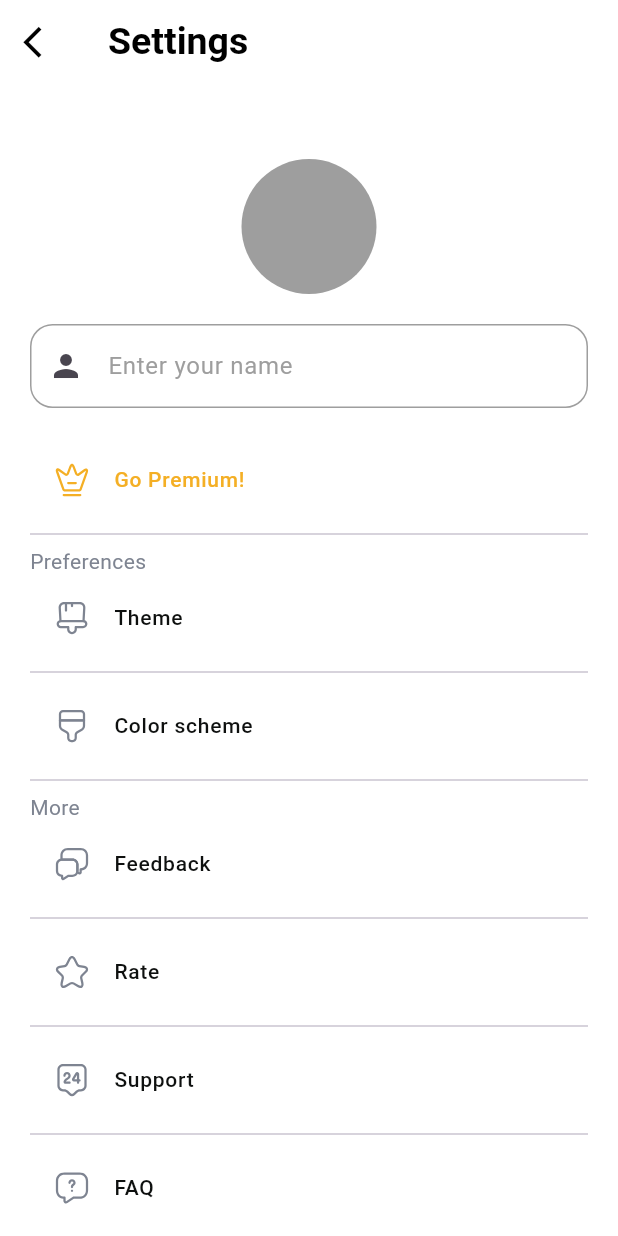
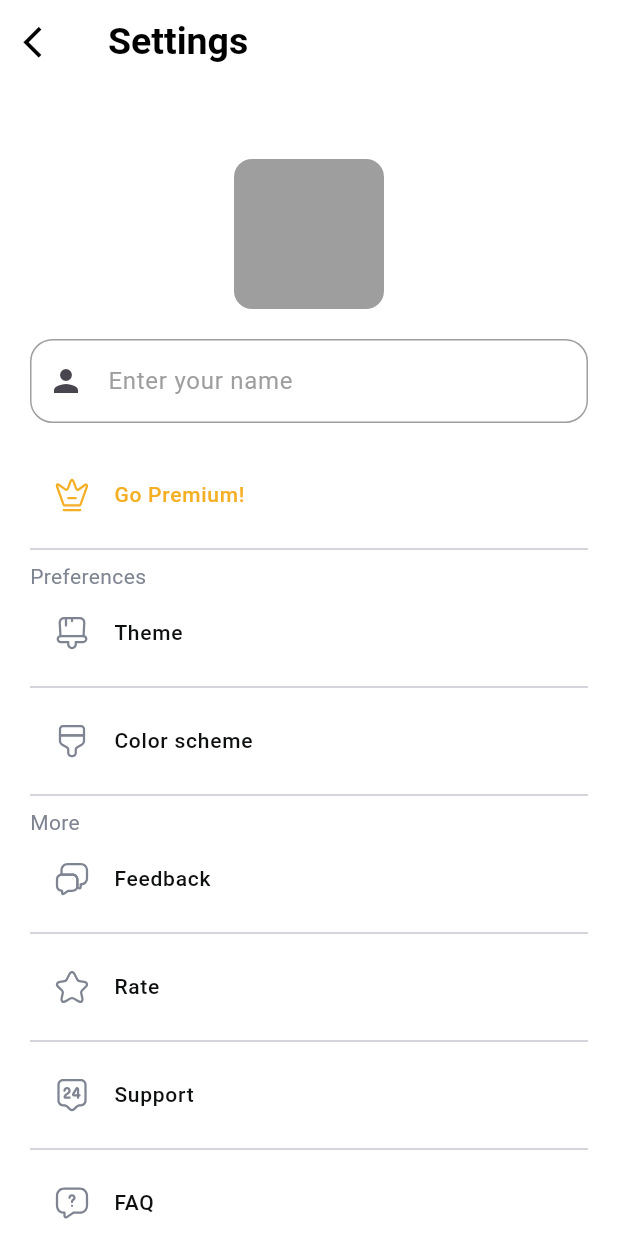
Before and after one commit to elshaarawy7/To-do-App, a Flutter app: the SettingsPage screen opened by its route, on a phone screen of 412 x 824 dp. Run offline on Flutter 3.47's test engine with Material 3 defaults, Android fonts, the phone set to English and light mode, and no system bars; our stand-ins replace date_picker_timeline, flutter_svg, gap, go_router, image_picker.

```diff
--- a/lib/features/ui/pages/app/settings_page.dart
+++ b/lib/features/ui/pages/app/settings_page.dart
@@ -1,13 +1,30 @@
+import 'dart:io';
+
 import 'package:flutter/material.dart';
 import 'package:gap/gap.dart';
 import 'package:go_router/go_router.dart';
+import 'package:image_picker/image_picker.dart';
 import 'package:todo_app/core/utils/app_router.dart';
 import 'package:todo_app/features/ui/widget/custem_text_filed.dart';
 import 'package:todo_app/features/ui/widget/setting_item.dart';
 
-class SettingsPage extends StatelessWidget {
+class SettingsPage extends StatefulWidget {
   const SettingsPage({super.key});
 
+  @override
+  State<SettingsPage> createState() => _SettingsPageState();
+}
+
+class _SettingsPageState extends State<SettingsPage> {
+
+  XFile? selectedImage ;
+  // upload image funaction
+   Future<void> updloadImage() async{
+     final PikedImage  = await ImagePicker().pickImage(source: ImageSource.gallery);
+     setState(() {
+       selectedImage = PikedImage ;
+     });
+   }
   @override
   Widget build(BuildContext context) {
     return Scaffold(
@@ -39,9 +56,22 @@ class SettingsPage extends StatelessWidget {
             SizedBox(height: 50,) ,
             Align(
               alignment: Alignment.center,
-              child: CircleAvatar(
-                backgroundColor: Colors.grey,
-                radius: 45,
+              child: GestureDetector(
+                onTap: () {
+                  setState(() {
+                    updloadImage();
+                  });
+                },
+                child: Container(
+                  height: 100 ,
+                  width: 100,
+                  decoration: BoxDecoration(
+                    color: Colors.grey ,
+                    borderRadius: BorderRadius.circular(12) ,
+                  ),
+                  child: selectedImage == null ? null
+                         : Image.file(File(selectedImage!.path)),
+                ),
               ),
             ),
             SizedBox(height: 20,) ,
--- a/pubspec.yaml
+++ b/pubspec.yaml
@@ -33,9 +33,11 @@ dependencies:
   flutter:
     sdk: flutter
   flutter_svg: ^2.2.1
+  image: ^4.5.4
   gap: ^3.0.1
   go_router: ^16.2.4
   intl: ^0.20.2
+  image_picker: ^1.2.0
 
 dev_dependencies:
   flutter_lints: ^5.0.0
```
Also changed, not shown: pubspec.lock, 5 other files.
